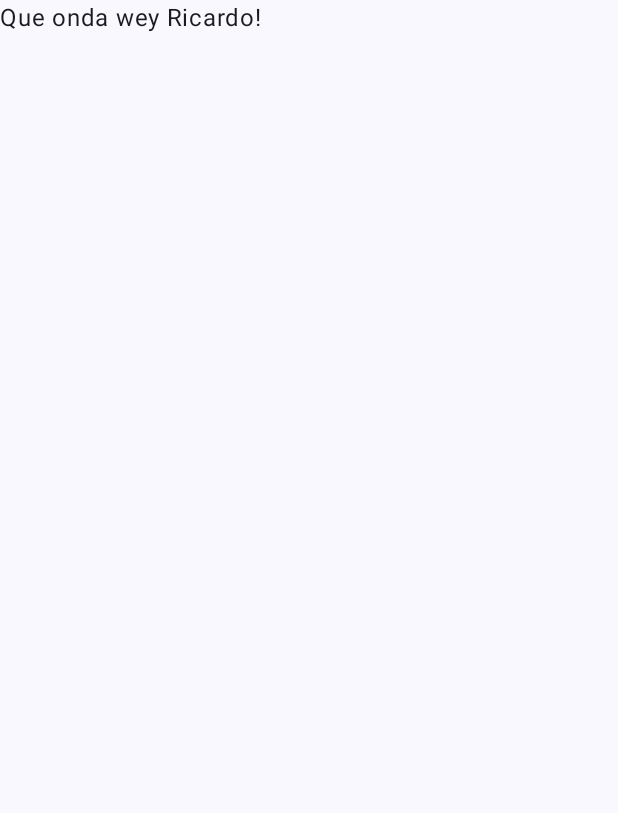
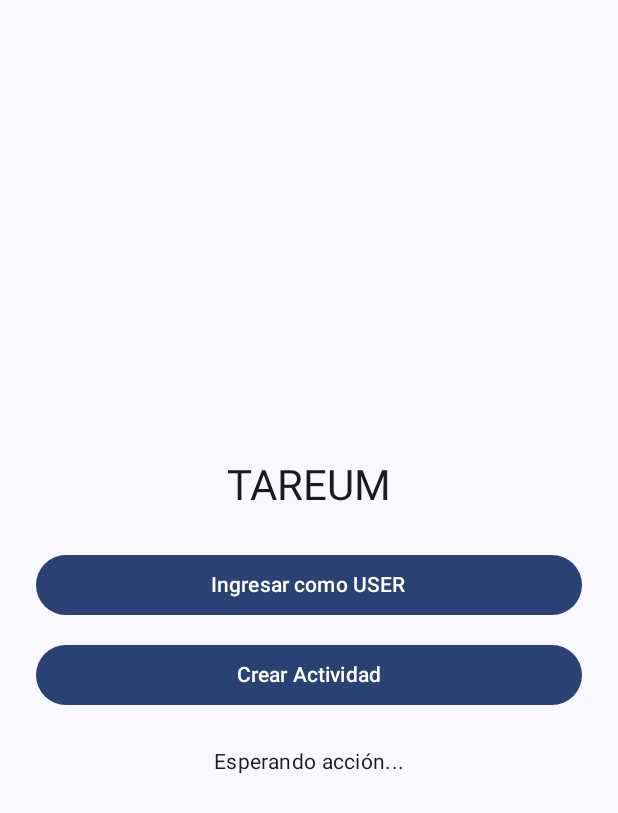
Before and after one commit to YarKoA/Actividad2-DDAM, an Android app built with Jetpack Compose: the screen it shows after launch (MainActivity), on a phone screen of 412 x 824 dp. Before the commit the part shown is almost empty. Shown: the top 813 px of the screen. Run offline under Robolectric (Android 15) with nearby library versions, the light colour scheme and no system bars.

Commit message:
Parte hecha por RICARDO

```diff
--- a/app/src/main/java/com/example/actividad2_ddam/MainActivity.kt
+++ b/app/src/main/java/com/example/actividad2_ddam/MainActivity.kt
@@ -4,16 +4,16 @@ import android.os.Bundle
 import androidx.activity.ComponentActivity
 import androidx.activity.compose.setContent
 import androidx.activity.enableEdgeToEdge
-import androidx.compose.foundation.layout.fillMaxSize
-import androidx.compose.foundation.layout.padding
-import androidx.compose.material3.Scaffold
-import androidx.compose.material3.Text
-import androidx.compose.runtime.Composable
+import androidx.compose.foundation.layout.*
+import androidx.compose.material3.*
+import androidx.compose.runtime.*
+import androidx.compose.ui.Alignment
 import androidx.compose.ui.Modifier
 import androidx.compose.ui.tooling.preview.Preview
+import androidx.compose.ui.unit.dp
 import com.example.actividad2_ddam.ui.theme.Actividad2DDAMTheme
 
-// --- Punto 1:las funciones-
+// --- Punto 1: Funciones principales ---
 // Por: Ricardo
 
 // Función botón login
@@ -27,7 +27,7 @@ fun crearActividad(titulo: String, hora: String, dia: String): String {
 }
 
 
-// Lo que falta
+// --- Espacio para el equipo ---
 // Punto 2: Colección de datos
 // Punto 3: Manejo de excepciones y null safety
 // Punto 4: Clase, Objeto e Interfaz
@@ -38,37 +38,65 @@ class MainActivity : ComponentActivity() {
     override fun onCreate(savedInstanceState: Bundle?) {
         super.onCreate(savedInstanceState)
         enableEdgeToEdge()
-
-        // Pruebas rápidas en consola para checar que mis funciones si sirvan
-        val loginOk = autenticarUsuario("Ricardo", true)
-        val nuevaTarea = crearActividad("Salir a trotar", "10:30 am", "Vie")
-        println("Login estado: $loginOk | $nuevaTarea")
-
         setContent {
             Actividad2DDAMTheme {
                 Scaffold(modifier = Modifier.fillMaxSize()) { innerPadding ->
-                    Greeting(
-                        name = "Ricardo",
-                        modifier = Modifier.padding(innerPadding)
-                    )
+                    TareumPantalla(modifier = Modifier.padding(innerPadding))
                 }
             }
         }
     }
 }
 
+// UI con botones conectados a las funciones de Ricardo
 @Composable
-fun Greeting(name: String, modifier: Modifier = Modifier) {
-    Text(
-        text = "Que onda wey $name!",
+fun TareumPantalla(modifier: Modifier = Modifier) {
+    var resultado by remember { mutableStateOf("Esperando acción...") }
+
+    Column(
         modifier = modifier
-    )
+            .fillMaxSize()
+            .padding(24.dp),
+        verticalArrangement = Arrangement.Center,
+        horizontalAlignment = Alignment.CenterHorizontally
+    ) {
+        Text(text = "TAREUM", style = MaterialTheme.typography.headlineMedium)
+
+        Spacer(modifier = Modifier.height(24.dp))
+
+        // Botón login
+        Button(
+            onClick = {
+                val ok = autenticarUsuario("Ricardo", true)
+                resultado = if (ok) "Inicio de sesión correcto" else "Error al ingresar"
+            },
+            modifier = Modifier.fillMaxWidth()
+        ) {
+            Text("Ingresar como USER")
+        }
+
+        Spacer(modifier = Modifier.height(12.dp))
+
+        // Botón crear actividad
+        Button(
+            onClick = {
+                resultado = crearActividad("Salir a trotar", "10:30 am", "Vie")
+            },
+            modifier = Modifier.fillMaxWidth()
+        ) {
+            Text("Crear Actividad")
+        }
+
+        Spacer(modifier = Modifier.height(24.dp))
+
+        Text(text = resultado, style = MaterialTheme.typography.bodyMedium)
+    }
 }
 
 @Preview(showBackground = true)
 @Composable
-fun GreetingPreview() {
+fun TareumPreview() {
     Actividad2DDAMTheme {
-        Greeting("Android")
+        TareumPantalla()
     }
 }
```
